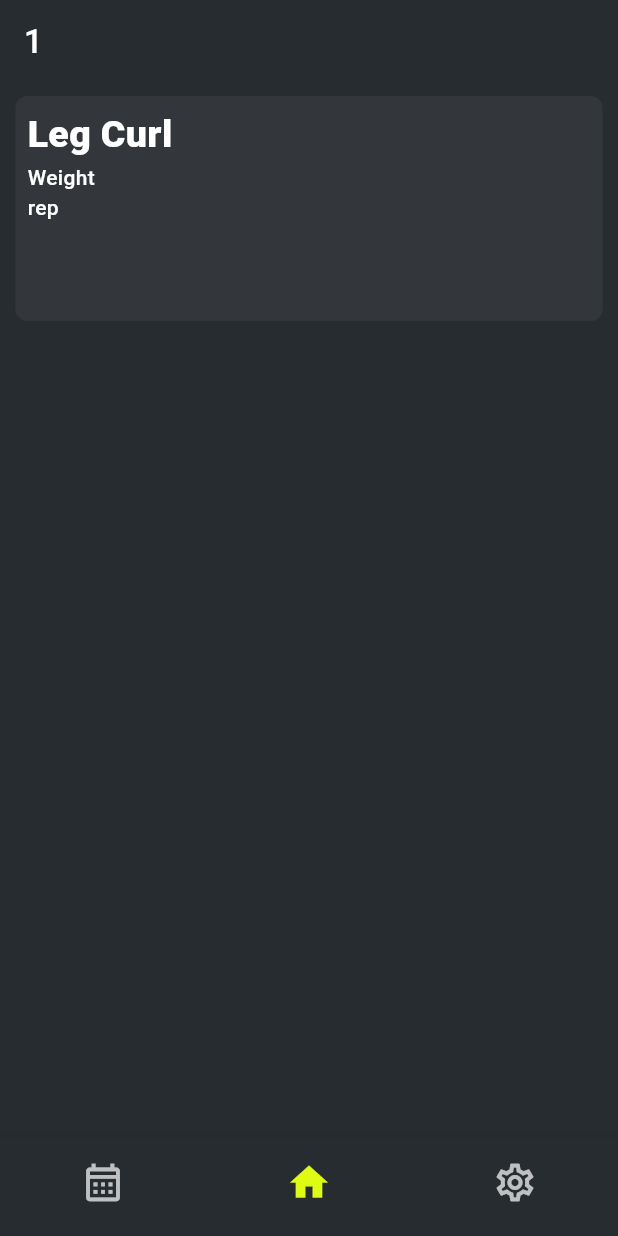
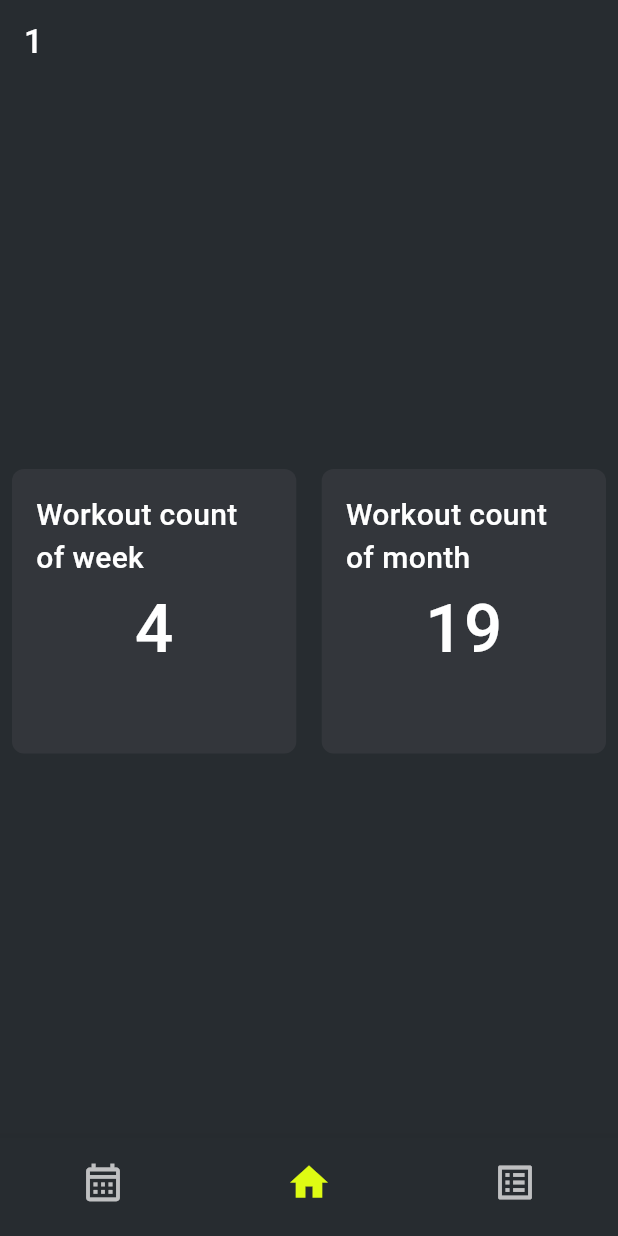
Before and after one commit to BerkCicekler/lifttracker, a Flutter app: the screen it shows after launch, on a phone screen of 412 x 824 dp. Run offline on Flutter 3.47's test engine with Material 2 defaults, Android fonts, the phone set to English and light mode, and no system bars; our stand-ins replace auto_route, table_calendar.

Commit message:
information container created | workout editor improved | workout_programs view created

```diff
--- a/lib/feature/dashboard/dashboard_view.dart
+++ b/lib/feature/dashboard/dashboard_view.dart
@@ -3,6 +3,8 @@ import 'package:flutter/material.dart';
 import 'package:lifttracker/product/navigation/app_router.dart';
 
 @RoutePage()
+
+/// main views navigation system maintain in  here
 class DashBoardView extends StatelessWidget {
   /// DashBoard View is giving the feature of navigation capability
   /// with the power of autoroute library
@@ -16,7 +18,7 @@ class DashBoardView extends StatelessWidget {
           title: Text(tabsRouter.activeIndex.toString()),
         );
       },
-      routes: const [CalendarRoute(), HomeRoute(), SettingsRoute()],
+      routes: const [CalendarRoute(), HomeRoute(), WorkoutProgramsRoute()],
       bottomNavigationBuilder: (context, tabsRouter) {
         return BottomNavigationBar(
           type: BottomNavigationBarType.fixed,
@@ -45,8 +47,8 @@ class DashBoardView extends StatelessWidget {
             BottomNavigationBarItem(
               icon: Icon(
                 tabsRouter.activeIndex == 2
-                    ? Icons.settings
-                    : Icons.settings_outlined,
+                    ? Icons.list_alt
+                    : Icons.list_alt_outlined,
               ),
               label: '',
             ),
--- a/lib/feature/home/home_view.dart
+++ b/lib/feature/home/home_view.dart
@@ -1,6 +1,6 @@
 import 'package:auto_route/annotations.dart';
 import 'package:flutter/material.dart';
-import 'package:lifttracker/feature/widgets/workout_editor_container.dart';
+import 'package:lifttracker/feature/widgets/information_container.dart';
 import 'package:lifttracker/product/constants/enums/padding_enums.dart';
 
 /// Home screen class
@@ -14,8 +14,25 @@ class HomeView extends StatelessWidget {
     return Padding(
       padding: EdgeInsets.all(PaddingConstants.page.value),
       child: const Center(
-        child: Column(
-          children: [WorkOutEditorContainer()],
+        child: SingleChildScrollView(
+          child: Column(
+            mainAxisAlignment: MainAxisAlignment.spaceAround,
+            children: [
+              Row(
+                mainAxisAlignment: MainAxisAlignment.spaceBetween,
+                children: [
+                  CustomInformationContainer(
+                    title: 'Workout count of week',
+                    number: '4',
+                  ),
+                  CustomInformationContainer(
+                    title: 'Workout count of month',
+                    number: '19',
+                  ),
+                ],
+              )
+            ],
+          ),
         ),
       ),
     );
--- /dev/null
+++ b/lib/feature/widgets/information_container.dart
@@ -0,0 +1,46 @@
+import 'package:flutter/material.dart';
+import 'package:lifttracker/product/constants/enums/padding_enums.dart';
+
+/// Container that gives basic information on home view
+class CustomInformationContainer extends StatelessWidget {
+  /// Create a container where u can show information about a topic with count
+  /// [title] title of information
+  /// [number] title's data value
+  const CustomInformationContainer({
+    required this.title,
+    required this.number,
+    super.key,
+  });
+
+  /// title text of information
+  final String title;
+
+  /// title's count data
+  final String number;
+
+  @override
+  Widget build(BuildContext context) {
+    final width = MediaQuery.of(context).size.width;
+    return Container(
+      width: width * 0.46,
+      height: width * 0.46,
+      padding: EdgeInsets.all(PaddingConstants.medium.value),
+      decoration: const BoxDecoration(
+        borderRadius: BorderRadius.all(Radius.circular(8)),
+        color: Color(0xFF33363b),
+      ),
+      child: Column(
+        children: [
+          Text(
+            title,
+            style: TextStyle(fontSize: 20),
+          ),
+          Text(
+            number,
+            style: TextStyle(fontSize: 45),
+          )
+        ],
+      ),
+    );
+  }
+}
--- /dev/null
+++ b/lib/feature/workout_programs/workout_programs_mixin.dart
@@ -0,0 +1,4 @@
+import 'package:flutter/material.dart';
+import 'package:lifttracker/feature/workout_programs/workout_programs_view.dart';
+
+mixin WorkoutProgramOperation on State<WorkoutProgramsView> {}
--- a/lib/product/navigation/app_router.dart
+++ b/lib/product/navigation/app_router.dart
@@ -3,13 +3,16 @@ import 'package:lifttracker/feature/calendar/calendar_view.dart';
 import 'package:lifttracker/feature/dashboard/dashboard_view.dart';
 import 'package:lifttracker/feature/home/home_view.dart';
 import 'package:lifttracker/feature/settings/settings_view.dart';
+import 'package:lifttracker/feature/workout_programs/workout_programs_view.dart';
 
 part 'app_router.gr.dart';
 
-@AutoRouterConfig(replaceInRouteName: "View,Route")
+@AutoRouterConfig(replaceInRouteName: AppRouter._replaceRouteName)
 
 /// App router class builder for navigation system
 class AppRouter extends _$AppRouter {
+  /// replaceInRouteName arg's value for @AutoRouterConfig
+  static const _replaceRouteName = 'View,Route';
   @override
   List<AutoRoute> get routes => [
         AutoRoute(
@@ -18,7 +21,7 @@ class AppRouter extends _$AppRouter {
           children: [
             AutoRoute(page: CalendarRoute.page, path: 'calendar'),
             AutoRoute(page: HomeRoute.page, path: 'home', initial: true),
-            AutoRoute(page: SettingsRoute.page, path: 'settings'),
+            AutoRoute(page: WorkoutProgramsRoute.page, path: 'workoutPrograms'),
           ],
         ),
       ];
```
Also changed, not shown: build.yaml (added, +9 -0 lines), lib/feature/widgets/workout_editor_container.dart (+120 -9 lines), lib/feature/workout_programs/workout_programs_view.dart (added, +32 -0 lines), lib/product/navigation/app_router.gr.dart.
